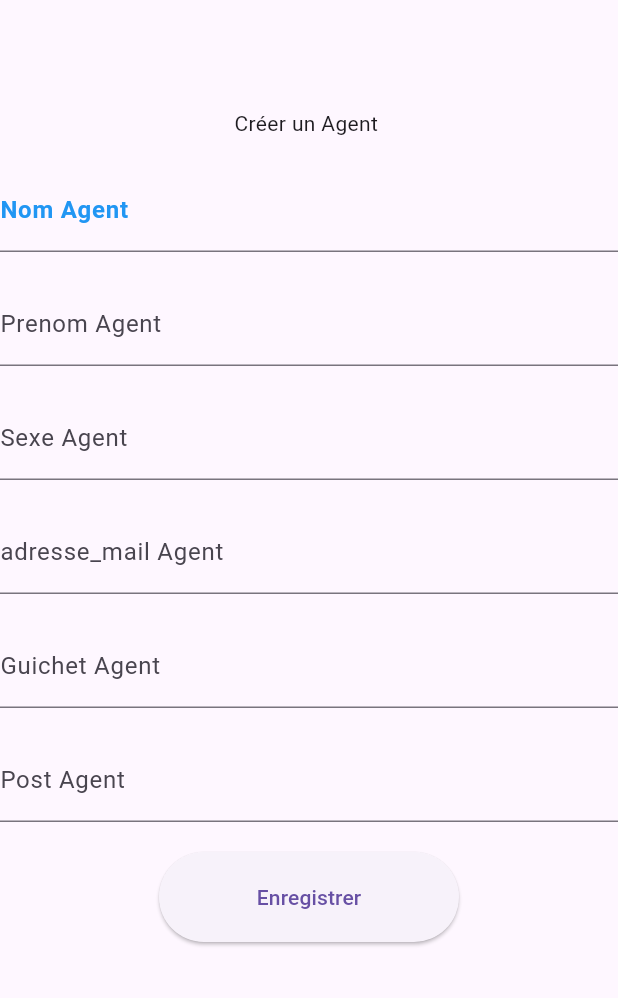
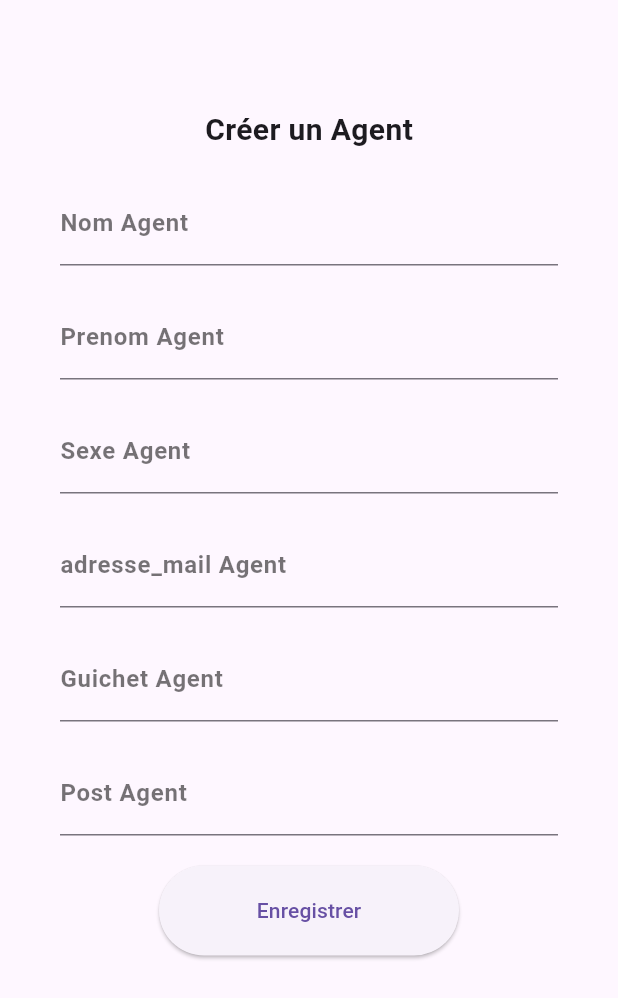
Before and after one commit to Tshimsnam/suivieplainte, a Flutter app: the screen it shows after launch, on a phone screen of 412 x 824 dp. Shown: the top 998 px of the screen. Run offline on Flutter 3.47's test engine with Material 3 defaults, Android fonts, the phone set to English and light mode, and no system bars.

Commit message:
mise a jours

```diff
--- a/lib/pages/intro/introPage.dart
+++ b/lib/pages/intro/introPage.dart
@@ -4,14 +4,23 @@ class IntroPage extends StatelessWidget{
   @override
   Widget build(BuildContext context) {
     return Scaffold(
-      body: Column(
+      body: Padding(
+
+        padding: EdgeInsets.symmetric(horizontal: 40.0),
+        child: Column(
           crossAxisAlignment: CrossAxisAlignment.center,
           children: [
             const Padding(padding: EdgeInsets.symmetric(horizontal: 8, vertical: 16),),
             SizedBox(width: double.infinity,),
             SizedBox(height: 40,),
 
-          Text("Créer un Agent "),
+            Text(
+              'Créer un Agent',
+              style: TextStyle(
+                fontWeight: FontWeight.bold,
+                fontSize: 20.0,
+              ),
+            ),
 
             SizedBox(height: 20,),
 
@@ -20,7 +29,7 @@ class IntroPage extends StatelessWidget{
                 border: UnderlineInputBorder(),
                 labelText: 'Nom Agent',
             labelStyle: TextStyle(
-    color: Colors.blue, // Couleur du texte du label
+            color: Colors.black54, // Couleur du texte du label
             fontWeight: FontWeight.bold, // Gras
             fontSize: 16.0, // Taille de police
             ),
@@ -34,6 +43,11 @@ class IntroPage extends StatelessWidget{
               decoration: const InputDecoration(
                 border: UnderlineInputBorder(),
                 labelText: 'Prenom Agent',
+                labelStyle: TextStyle(
+                  color: Colors.black54,
+                  fontWeight:  FontWeight.bold,
+                  fontSize: 16.0,
+                )
               ),
             ),
             SizedBox(height: 20,),
@@ -41,6 +55,11 @@ class IntroPage extends StatelessWidget{
               decoration: const InputDecoration(
                 border: UnderlineInputBorder(),
                 labelText: 'Sexe Agent',
+                labelStyle: TextStyle(
+                  color: Colors.black54,
+                  fontWeight:  FontWeight.bold,
+                  fontSize: 16.0,
+                )
               ),
             ),
             SizedBox(height: 20,),
@@ -48,6 +67,11 @@ class IntroPage extends StatelessWidget{
               decoration: const InputDecoration(
                 border: UnderlineInputBorder(),
                 labelText: 'adresse_mail Agent',
+                labelStyle: TextStyle(
+                  color: Colors.black54,
+                  fontWeight: FontWeight.bold,
+                  fontSize: 16.0,
+                )
               ),
             ),
             SizedBox(height: 20,),
@@ -55,6 +79,11 @@ class IntroPage extends StatelessWidget{
               decoration: const InputDecoration(
                 border: UnderlineInputBorder(),
                 labelText: 'Guichet Agent',
+                labelStyle: TextStyle(
+                  color: Colors.black54,
+                  fontWeight: FontWeight.bold,
+                  fontSize: 16.0,
+                )
               ),
             ),
             SizedBox(height: 20,),
@@ -62,6 +91,11 @@ class IntroPage extends StatelessWidget{
               decoration: const InputDecoration(
                 border: UnderlineInputBorder(),
                 labelText: 'Post Agent',
+                labelStyle: TextStyle(
+                  color: Colors.black54,
+                  fontWeight: FontWeight.bold,
+                  fontSize: 16.0
+                )
               ),
             ),
             SizedBox(height: 20,),
@@ -69,6 +103,7 @@ class IntroPage extends StatelessWidget{
 
           ],
         ),
+      ),
     );
   }
 
```
Also changed, not shown: pubspec.lock. Lines whose indentation alone changed are shown as unchanged.
